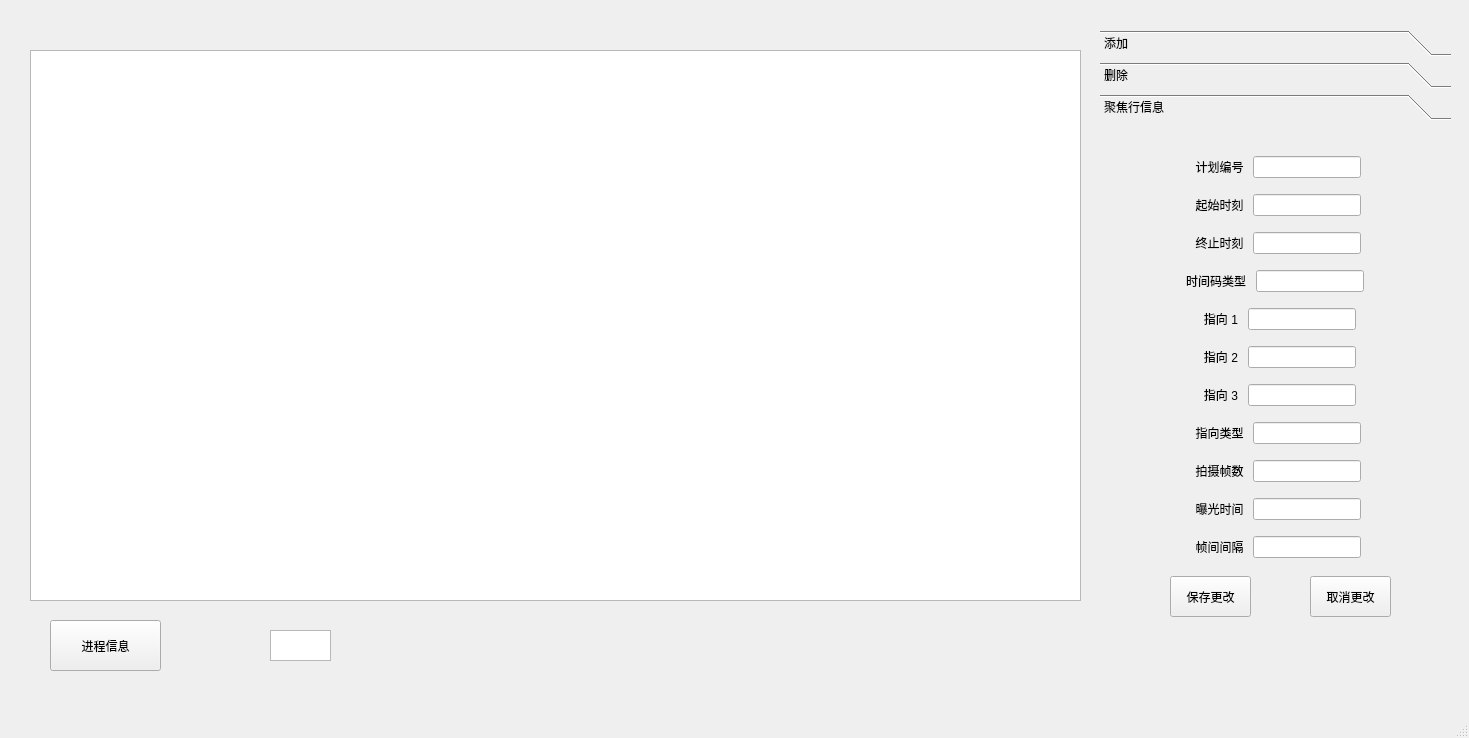
Above: mainwindow.ui from zhuiming-f/QtSoftware before the change. Below: the same form after it.
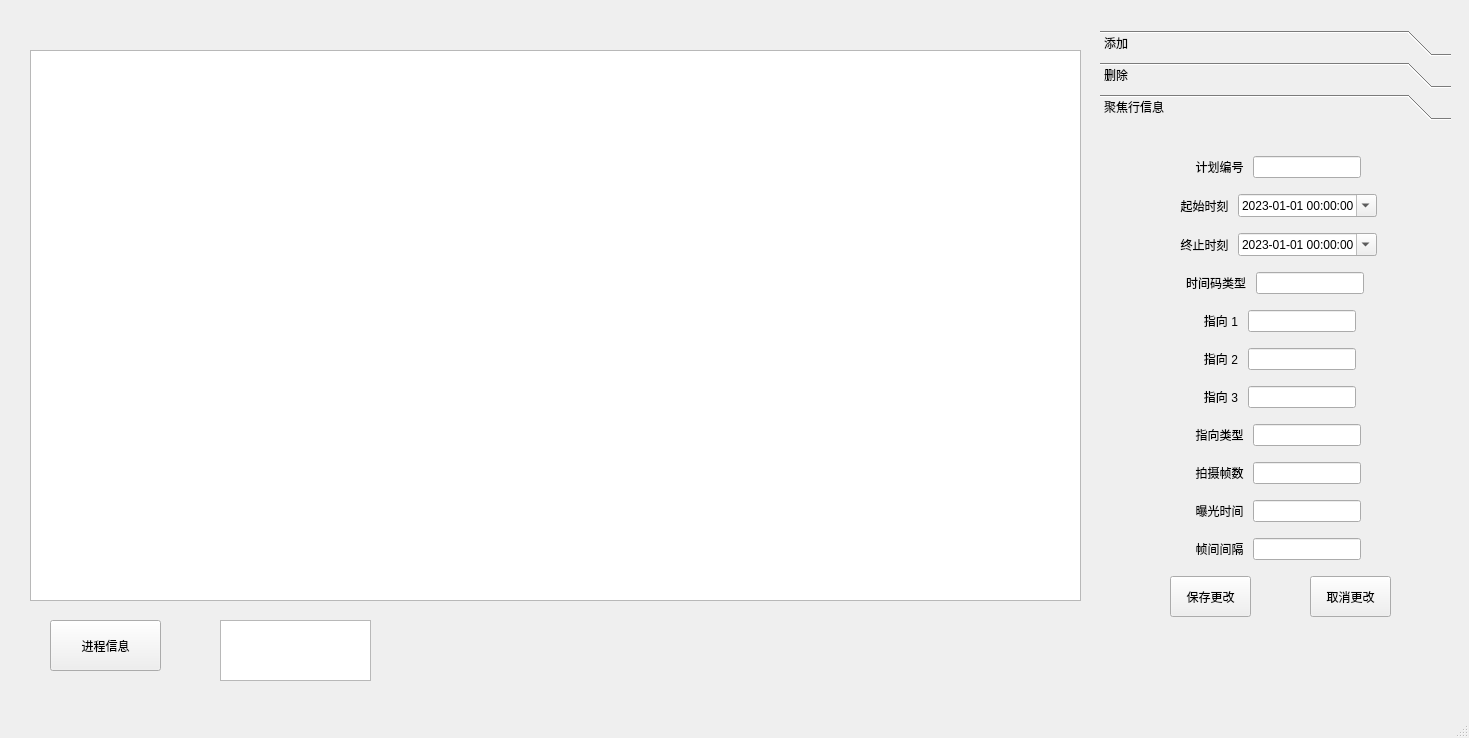
That is the form after the change.

What changed in the file:
```diff
--- a/mainwindow.ui
+++ b/mainwindow.ui
@@ -17,10 +17,10 @@
    <widget class="QTableWidget" name="taskInfo">
     <property name="geometry">
      <rect>
-      <x>270</x>
-      <y>630</y>
-      <width>61</width>
-      <height>31</height>
+      <x>220</x>
+      <y>620</y>
+      <width>151</width>
+      <height>61</height>
      </rect>
     </property>
    </widget>
@@ -224,7 +224,24 @@
           </widget>
          </item>
          <item>
-          <widget class="QLineEdit" name="lineEdit_2"/>
+          <widget class="QDateTimeEdit" name="dateTimeEdit_2">
+           <property name="dateTime">
+            <datetime>
+             <hour>0</hour>
+             <minute>0</minute>
+             <second>0</second>
+             <year>2023</year>
+             <month>1</month>
+             <day>1</day>
+            </datetime>
+           </property>
+           <property name="displayFormat">
+            <string>yyyy-MM-dd HH:mm:ss</string>
+           </property>
+           <property name="calendarPopup">
+            <bool>true</bool>
+           </property>
+          </widget>
          </item>
          <item>
           <spacer name="horizontalSpacer_5">
@@ -264,7 +281,27 @@
           </widget>
          </item>
          <item>
-          <widget class="QLineEdit" name="lineEdit_3"/>
+          <widget class="QDateTimeEdit" name="dateTimeEdit_3">
+           <property name="showGroupSeparator" stdset="0">
+            <bool>false</bool>
+           </property>
+           <property name="dateTime">
+            <datetime>
+             <hour>0</hour>
+             <minute>0</minute>
+             <second>0</second>
+             <year>2023</year>
+             <month>1</month>
+             <day>1</day>
+            </datetime>
+           </property>
+           <property name="displayFormat">
+            <string>yyyy-MM-dd HH:mm:ss</string>
+           </property>
+           <property name="calendarPopup">
+            <bool>true</bool>
+           </property>
+          </widget>
          </item>
          <item>
           <spacer name="horizontalSpacer_6">
```
Left out of the diff: 6 changed lines with no effect on the pictures.
